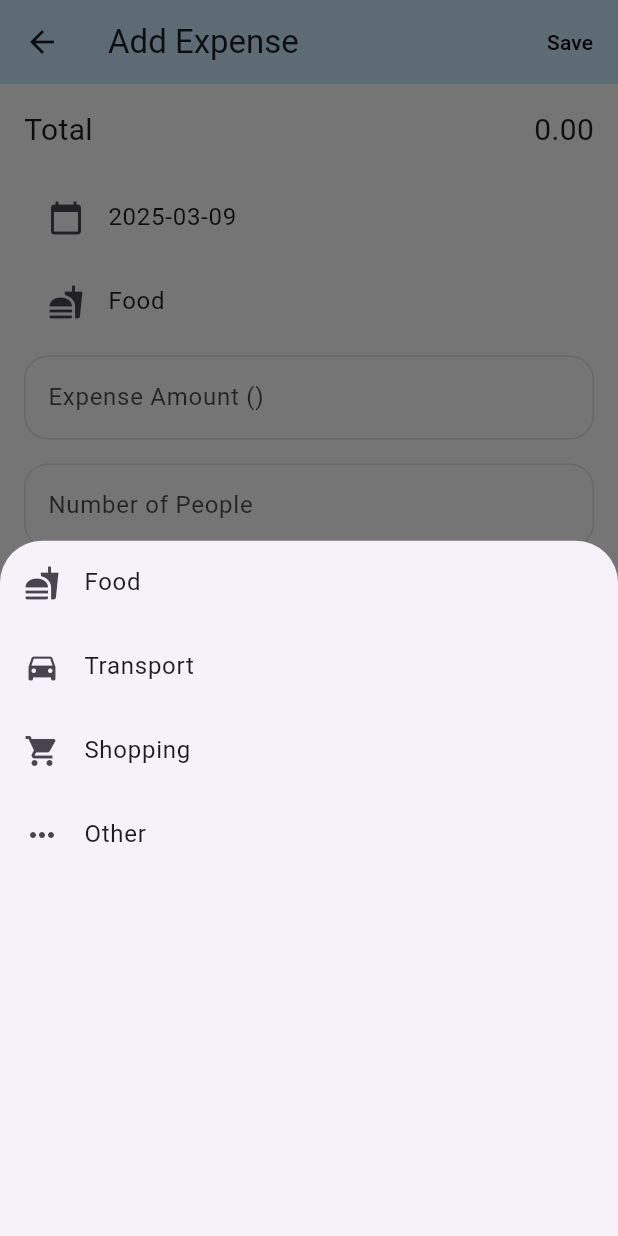
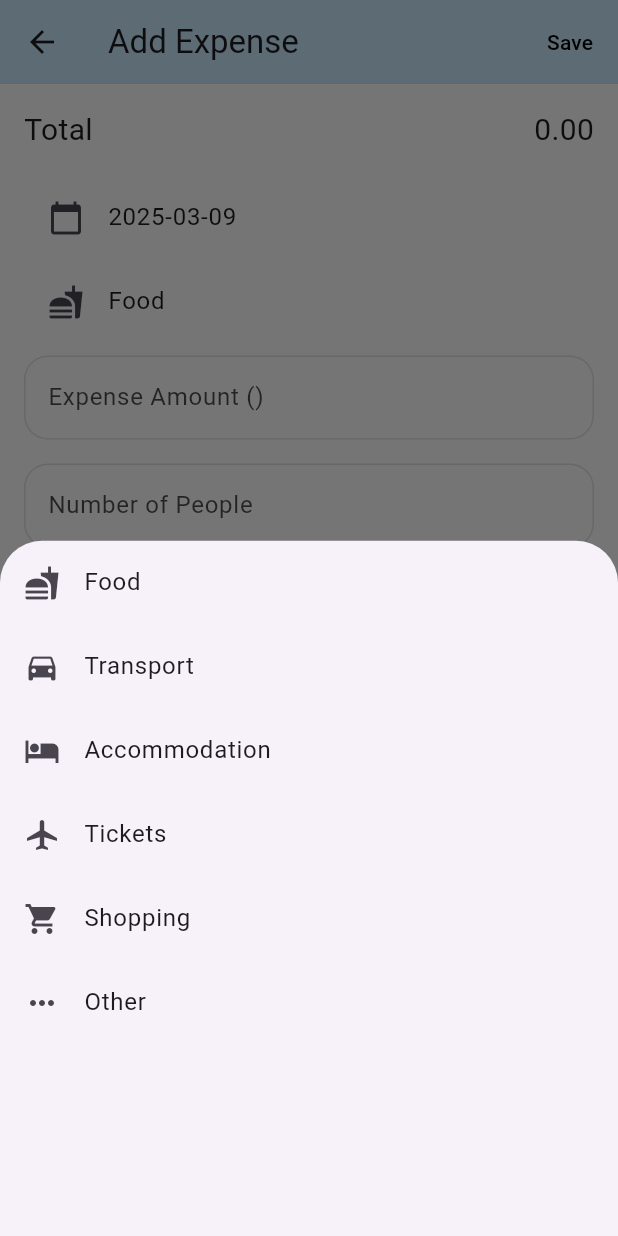
Before and after one commit to kakkannika/Capstone-Project, a Flutter app: the AddExpenseScreen screen opened directly with empty values, after a tap on "Food", on a phone screen of 412 x 824 dp. Run offline on Flutter 3.47's test engine with Material 3 defaults, Android fonts, the phone set to English and light mode, and no system bars; our stand-ins replace country_picker, iconsax; project files that could hold a hidden picture were left out.

Commit message:
budget_done

```diff
--- a/lib/main.dart
+++ b/lib/main.dart
@@ -1,5 +1,5 @@
 import 'package:flutter/material.dart';
-import 'package:tourism_app/presentation/budget/select_currency_screen.dart';
+import 'package:tourism_app/presentation/screens/budget/select_currency_screen.dart';
 import 'package:tourism_app/presentation/screens/auth/get_start_screen.dart';
 
 void main() {
--- a/lib/models/budget/expense.dart
+++ b/lib/models/budget/expense.dart
@@ -1,5 +1,41 @@
+import 'package:flutter/material.dart';
+import 'package:uuid/uuid.dart';
 enum ExpenseCategory { food, transportation, accommodation, tickets, shopping, other }
+extension ExpenseCategoryExtension on ExpenseCategory {
+  IconData get icon {
+    switch (this) {
+      case ExpenseCategory.food:
+        return Icons.fastfood;
+      case ExpenseCategory.transportation:
+        return Icons.directions_car;
+      case ExpenseCategory.shopping:
+        return Icons.shopping_cart;
+      case ExpenseCategory.other:
+        return Icons.more_horiz;
+      case ExpenseCategory.accommodation:
+        return Icons.hotel;
+      case ExpenseCategory.tickets:
+        return Icons.airplanemode_active;
+    }
+  }
 
+  String get label {
+    switch (this) {
+      case ExpenseCategory.food:
+        return "Food";
+      case ExpenseCategory.transportation:
+        return "Transport";
+      case ExpenseCategory.shopping:
+        return "Shopping";
+      case ExpenseCategory.other:
+        return "Other";
+      case ExpenseCategory.accommodation:
+        return "Accommodation";
+      case ExpenseCategory.tickets:
+        return "Tickets";
+    }
+  }
+}
 class Expense {
   final String id;
   final double amount;
@@ -17,9 +53,28 @@ class Expense {
     this.placeId,
   });
 
+   // Factory constructor to create a new Expense with a unique ID
+  factory Expense.create({
+
+    required double amount,
+    required ExpenseCategory category,
+    required DateTime date,
+    required String description,
+    String? placeId,
+  }) {
+    return Expense(
+      id: const Uuid().v4(),
+      amount: amount,
+      category: category,
+      date: date,
+      description: description,
+      placeId: placeId,
+    );
+  }
+
   factory Expense.fromMap(Map data) {
     return Expense(
-      id: data['id'],
+      id: data['id'] ?? const Uuid().v4(),
       amount: data['amount'].toDouble(),
       category: ExpenseCategory.values[data['category']],
       date: data['date'].toDate(),
--- a/lib/presentation/budget/add_expense_screen.dart
+++ b/lib/presentation/screens/budget/add_expense_screen.dart
@@ -1,36 +1,7 @@
 import 'package:flutter/material.dart';
+import 'package:tourism_app/models/budget/expense.dart';
 import 'package:tourism_app/presentation/theme/theme.dart';
 import 'package:tourism_app/presentation/widgets/dertam_textfield.dart';
-
-enum ExpenseCategory { food, transport, shopping, other }
-
-extension ExpenseCategoryExtension on ExpenseCategory {
-  IconData get icon {
-    switch (this) {
-      case ExpenseCategory.food:
-        return Icons.fastfood;
-      case ExpenseCategory.transport:
-        return Icons.directions_car;
-      case ExpenseCategory.shopping:
-        return Icons.shopping_cart;
-      case ExpenseCategory.other:
-        return Icons.more_horiz;
-    }
-  }
-
-  String get label {
-    switch (this) {
-      case ExpenseCategory.food:
-        return "Food";
-      case ExpenseCategory.transport:
-        return "Transport";
-      case ExpenseCategory.shopping:
-        return "Shopping";
-      case ExpenseCategory.other:
-        return "Other";
-    }
-  }
-}
 
 class AddExpenseScreen extends StatefulWidget {
   final String selectedCurrency;
@@ -101,15 +72,19 @@ class _AddExpenseScreenState extends State<AddExpenseScreen> {
       return;
     }
 
-    Navigator.pop(context, {
-      "amount": "${widget.selectedCurrency} ${_totalExpense.toStringAsFixed(2)}",
-      "description": _descriptionController.text.isNotEmpty
+    // Create an Expense object
+    Expense newExpense = Expense.create(
+      amount: _totalExpense,
+      category: _selectedCategory,
+      date: _selectedDate,
+      description: _descriptionController.text.isNotEmpty
           ? _descriptionController.text
           : "No description",
-      "date": _selectedDate.toString(),
-      "category": _selectedCategory.label,
-      "people": _peopleController.text.isNotEmpty ? _peopleController.text : "1",
-    });
+      placeId: null, // Optional: You can add placeId if needed
+    );
+
+    // Pass back the Expense object
+    Navigator.pop(context, newExpense);
   }
 
   @override
@@ -186,24 +161,19 @@ class _AddExpenseScreenState extends State<AddExpenseScreen> {
               controller: _expenseController,
               keyboardType: TextInputType.number,
               borderColor: DertamColors.greyLight,
-              focusedBorderColor: DertamColors.primary,
               onChanged: (value) => _calculateTotalExpense(),
             ),
-
             DertamTextfield(
               label: "Number of People",
               controller: _peopleController,
               keyboardType: TextInputType.number,
               borderColor: DertamColors.greyLight,
-              focusedBorderColor: DertamColors.primary,
               onChanged: (value) => _calculateTotalExpense(),
             ),
-
             DertamTextfield(
               label: "Description",
               controller: _descriptionController,
               borderColor: DertamColors.greyLight,
-              focusedBorderColor: DertamColors.primary,
             ),
           ],
         ),
--- a/pubspec.yaml
+++ b/pubspec.yaml
@@ -24,7 +24,7 @@ dev_dependencies:
   flutter_test:
     sdk: flutter
   country_picker: ^2.0.25
-
+  uuid: ^3.0.4
   flutter_lints: ^4.0.0
 
 flutter:
```
Also changed, not shown: lib/models/budget/budget.dart (+5 -2 lines), lib/presentation/budget/expense_screen.dart (deleted, +0 -192 lines), lib/presentation/screens/budget/expense_screen.dart (added, +155 -0 lines), lib/presentation/screens/budget/select_currency_screen.dart (renamed from lib/presentation/budget/select_currency_screen.dart, +5 -5 lines), lib/presentation/screens/budget/set_budget_screen.dart (renamed from lib/presentation/budget/set_budget_screen.dart, +31 -16 lines), lib/presentation/screens/budget/widget/budget_card.dart (renamed from lib/presentation/budget/widget/budget_card.dart), pubspec.lock.
